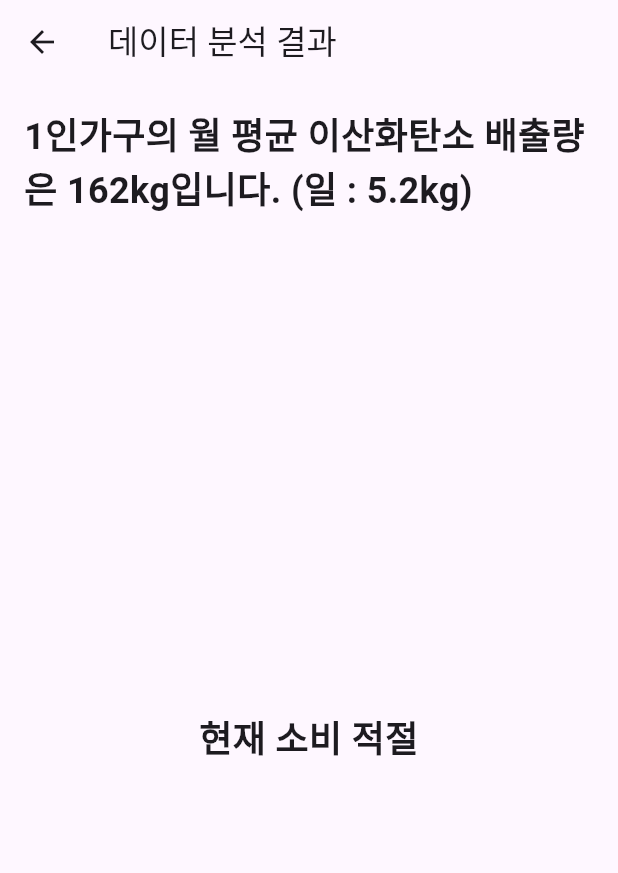
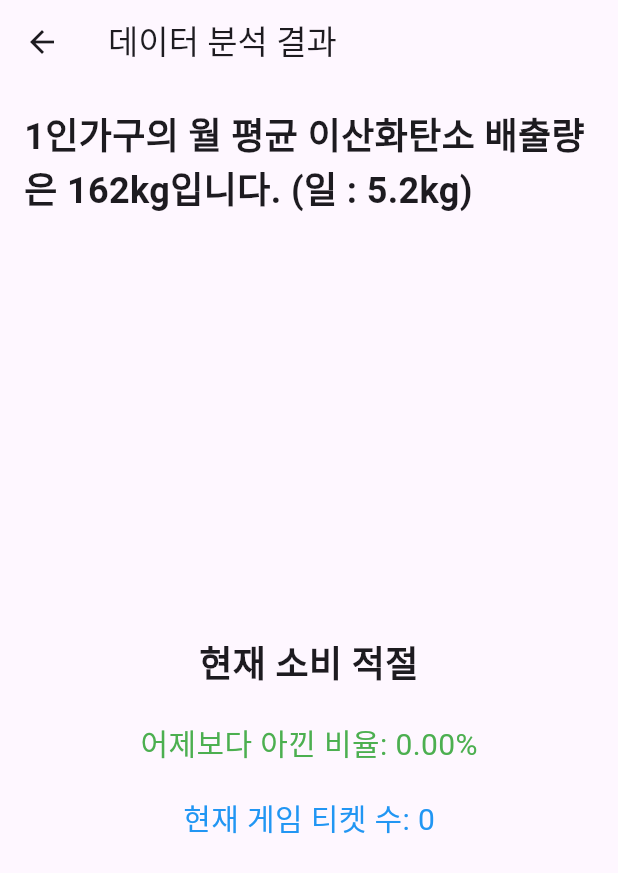
Before and after one commit to KangKang109/-2_4-, a Flutter app: the SmartThingsDataScreen screen opened directly, after a tap on "데이터 분석", on a phone screen of 412 x 824 dp. Shown: the top 873 px of the screen. Run offline on Flutter 3.47's test engine with Material 3 defaults, Android fonts, the phone set to English and light mode, and no system bars; our stand-ins replace fl_chart; network calls fail.

Commit message:
탄소 배출량 분석 및 게임 횟수 제공

```diff
--- a/lib/DataAnalysis.dart
+++ b/lib/DataAnalysis.dart
@@ -1,6 +1,4 @@
 import 'package:flutter/material.dart';
-import 'RewardScreen.dart';
-import 'SmartThingsDataScreen.dart'; // 새 화면 위젯을 임포트합니다.
 import 'global.dart' as global;
 
 class DataAnalysisPage extends StatelessWidget {
@@ -12,6 +10,25 @@ class DataAnalysisPage extends StatelessWidget {
   Widget build(BuildContext context) {
     // 현재 이산화탄소 배출량 가져오기
     double currentCO2Emission = global.Global.totalCO2[index].value;
+    double yesterdayCO2Emission =
+        index > 0 ? global.Global.totalCO2[index - 1].value : currentCO2Emission;
+
+    // 어제 대비 아낀 비율 계산
+    double savedPercentage = 0.0;
+    if (yesterdayCO2Emission > 0) {
+      savedPercentage =
+          ((yesterdayCO2Emission - currentCO2Emission) / yesterdayCO2Emission) * 100;
+    }
+
+    // 아낀 비율에 따라 게임 티켓 추가
+    if (savedPercentage >= 5 && savedPercentage < 10) {
+      global.Global.gameTickets += 5;
+    } else if (savedPercentage >= 10 && savedPercentage < 15) {
+      global.Global.gameTickets += 10;
+    } else if (savedPercentage >= 15) {
+      global.Global.gameTickets += 15;
+    }
+
     String analysisResult =
         currentCO2Emission <= 5.4 ? '현재 소비 적절' : '현재 소비 과다';
 
@@ -30,10 +47,25 @@ class DataAnalysisPage extends StatelessWidget {
           ),
           Expanded(
             child: Center(
-              child: Text(
-                analysisResult,
-                style: const TextStyle(fontSize: 24, fontWeight: FontWeight.bold),
-                textAlign: TextAlign.center,
+              child: Column(
+                mainAxisAlignment: MainAxisAlignment.center,
+                children: [
+                  Text(
+                    analysisResult,
+                    style: const TextStyle(fontSize: 24, fontWeight: FontWeight.bold),
+                    textAlign: TextAlign.center,
+                  ),
+                  const SizedBox(height: 20),
+                  Text(
+                    '어제보다 아낀 비율: ${savedPercentage.toStringAsFixed(2)}%',
+                    style: const TextStyle(fontSize: 20, color: Colors.green),
+                  ),
+                  const SizedBox(height: 20),
+                  Text(
+                    '현재 게임 티켓 수: ${global.Global.gameTickets}',
+                    style: const TextStyle(fontSize: 20, color: Colors.blue),
+                  ),
+                ],
               ),
             ),
           ),
--- a/lib/MainScreen.dart
+++ b/lib/MainScreen.dart
@@ -1,5 +1,5 @@
 import 'package:flutter/material.dart';
-import 'RewardScreen.dart';
+import 'Co2Analysis.dart';
 import 'SmartThingsDataScreen.dart'; // 새 화면 위젯을 임포트합니다.
 import 'global.dart' as global;
 
@@ -32,10 +32,10 @@ class MainScreen extends StatelessWidget {
               onPressed: () {
                 Navigator.push(
                   context,
-                  MaterialPageRoute(builder: (context) => const RewardScreen()),
+                  MaterialPageRoute(builder: (context) => const Co2Analysis()),
                 );
               },
-              child: const Text('리워드 화면으로 이동'),
+              child: const Text('내가 아낀 탄소 배출량 보기'),
             ),
           ],
         ),
--- a/lib/global.dart
+++ b/lib/global.dart
@@ -1,4 +1,5 @@
 library global;
+
 /*
 
 전역변수 CO2값 배열 저장
@@ -10,4 +11,10 @@ class Global {
   // CO2 값을 저장하는 배열 (365일치)
   static List<ValueNotifier<double>> totalCO2 =
       List.generate(365, (_) => ValueNotifier<double>(0.0));
+
+  // 배열의 현재 인덱스 (초기값 0)
+  static int currentIndex = 1;
+
+  // 게임 이용권 개수 (초기값 0)
+  static int gameTickets = 0;
 }
--- a/lib/main.dart
+++ b/lib/main.dart
@@ -1,5 +1,5 @@
 import 'package:flutter/material.dart';
-import 'LoginScreen.dart';
+import 'MainScreen.dart';
 
 void main() {
   runApp(const MyApp());
@@ -13,7 +13,7 @@ class MyApp extends StatelessWidget {
     return MaterialApp(
       title: 'Flutter Login App',  // 앱 제목
       theme: ThemeData(primarySwatch: Colors.blue),  // 앱 테마 설정
-      home: const LoginScreen(),  // 홈 화면을 LoginScreen으로 설정
+      home: const MainScreen(),  // 홈 화면을 LoginScreen으로 설정
     );
   }
 }
```
Also changed, not shown: lib/Co2Analysis.dart (added, +98 -0 lines), lib/LoginScreen.dart (deleted, +0 -68 lines), lib/RewardScreen.dart (deleted, +0 -83 lines), lib/SmartThingsDataScreen.dart (+14 -13 lines).
